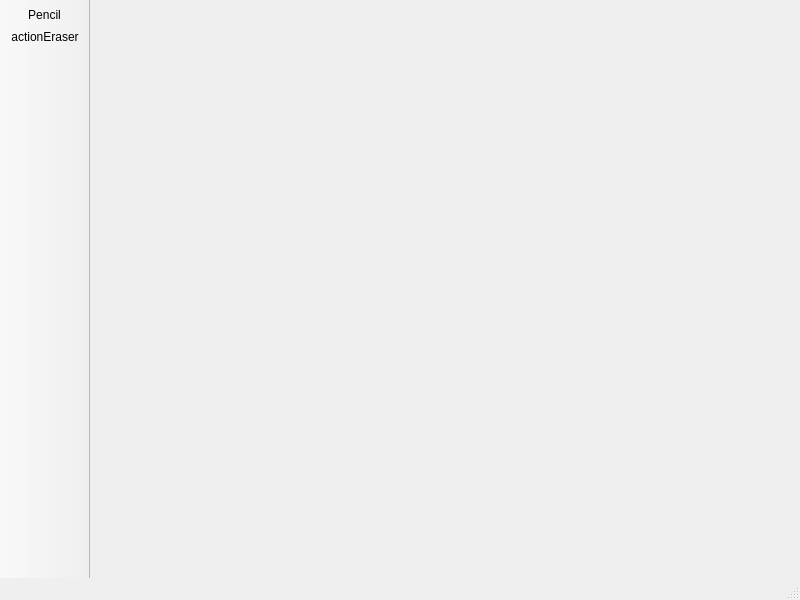
Old version of the form ui/mainwindow.ui in the repository leoverde2/braille-drawer.
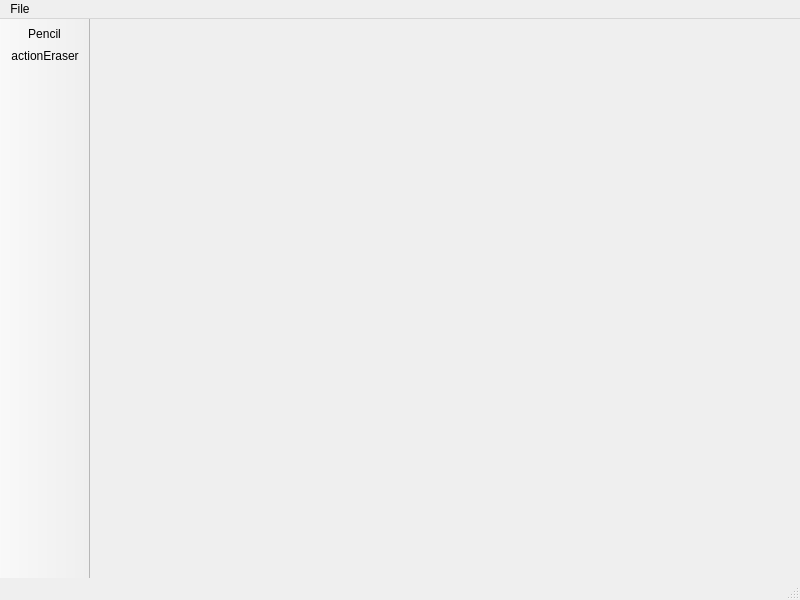
New version of the form. Icons and pictures are not drawn. Custom widgets are drawn as their Qt base class.

```diff
--- a/ui/mainwindow.ui
+++ b/ui/mainwindow.ui
@@ -25,6 +25,13 @@
      <height>19</height>
     </rect>
    </property>
+   <widget class="QMenu" name="menuFile">
+    <property name="title">
+     <string>File</string>
+    </property>
+    <addaction name="actionSave"/>
+   </widget>
+   <addaction name="menuFile"/>
   </widget>
   <widget class="QStatusBar" name="statusbar"/>
   <widget class="QToolBar" name="toolBar">
```
Left out of the diff: 5 changed lines with no effect on the pictures.
